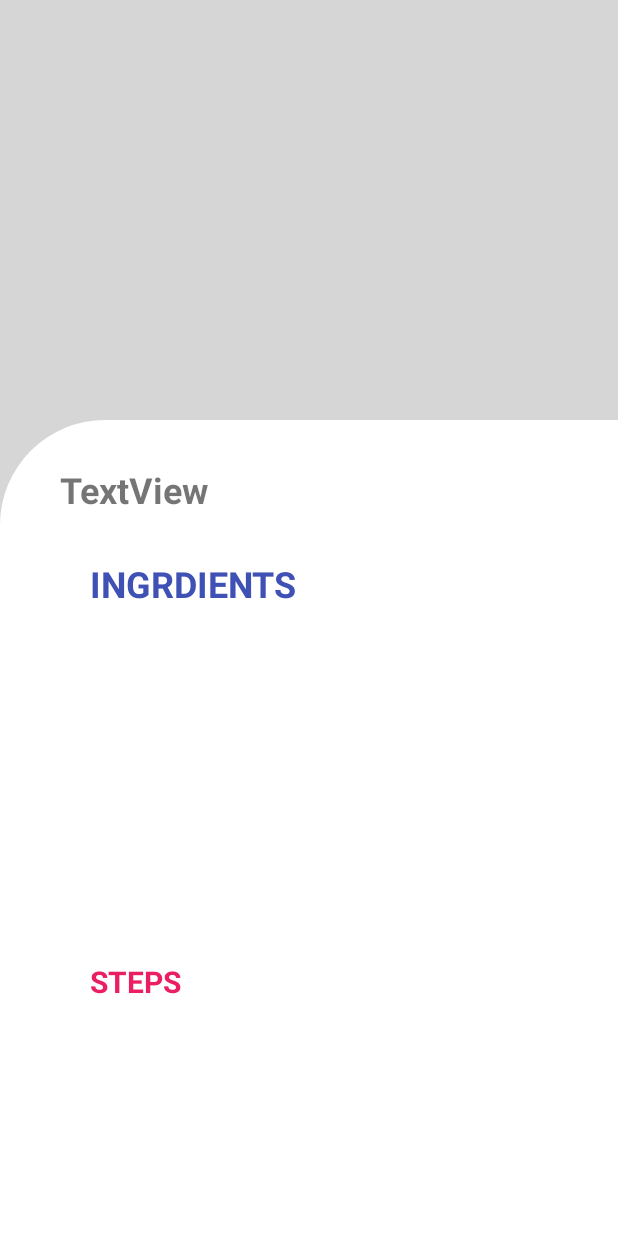
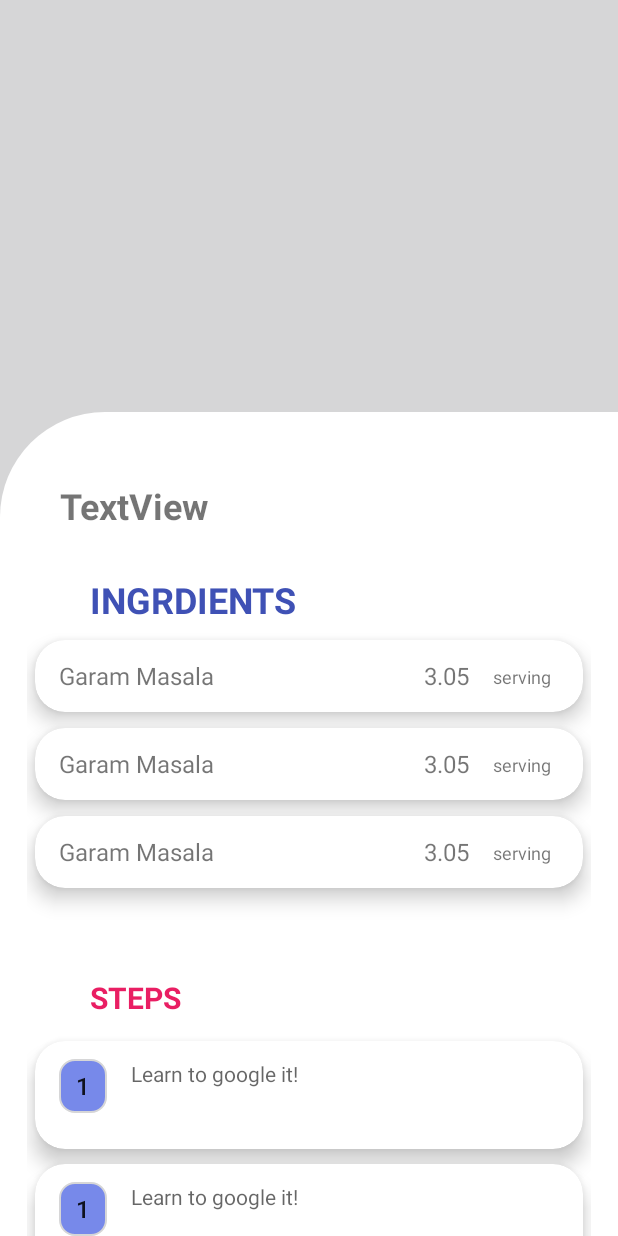
Before and after one commit to piush-terminalwitchcraft/-Rubix-22-3-Team-7, an Android app: the layout activity_detailed_recipe.xml on its own in the app's theme, with its tools: preview values and no code run, on a phone screen of 412 x 824 dp. Run offline under Robolectric (Android 15) with nearby library versions, the phone set to English and light mode, and no system bars; plain views replace RoundedImageView; network calls fail.

Commit message:
Improved UI #3

```diff
--- a/app/src/main/java/com/krishana/androidhackathontemplates/DetailedRecipe.java
+++ b/app/src/main/java/com/krishana/androidhackathontemplates/DetailedRecipe.java
@@ -64,8 +64,8 @@ public class DetailedRecipe extends AppCompatActivity {
         Picasso.get().load(D_image).into(d_recipe_img);
         d_recipe_name.setText(D_title);
 
-        ingredient_url = "https://api.spoonacular.com/recipes/"+D_id+"/ingredientWidget.json?apiKey=51bfc3b732924f47994f8cd48dd184a1";
-        recipe_url = "https://api.spoonacular.com/recipes/"+D_id+"/analyzedInstructions?apiKey=51bfc3b732924f47994f8cd48dd184a1";
+        ingredient_url = "https://api.spoonacular.com/recipes/"+D_id+"/ingredientWidget.json?apiKey=f52a16c386a8431b8158cee6f63ac4a6";
+        recipe_url = "https://api.spoonacular.com/recipes/"+D_id+"/analyzedInstructions?apiKey=f52a16c386a8431b8158cee6f63ac4a6";
 
 
         loadRecyclerView();
--- a/app/src/main/java/com/krishana/androidhackathontemplates/MainActivity.kt
+++ b/app/src/main/java/com/krishana/androidhackathontemplates/MainActivity.kt
@@ -53,6 +53,7 @@ class MainActivity : AppCompatActivity(){
         setContentView(R.layout.activity_main)
 
         val bottomNavigationView : BottomNavigationView = findViewById(R.id.bottom_navigation_view)
+        bottomNavigationView.selectedItemId = R.id.nav_home
         bottomNavigationView.setOnItemSelectedListener {
             val destinationActivity  = when(it.itemId){
                 R.id.nav_items -> RecyclerViewActivity::class.java
@@ -83,6 +84,7 @@ class MainActivity : AppCompatActivity(){
                 else -> MainActivity::class.java
             }
             startActivity(Intent(this,destinationActivity))
+            overridePendingTransition(0,0)
             true
         }
 
@@ -144,7 +146,7 @@ class MainActivity : AppCompatActivity(){
 
 
         val stringRequest = StringRequest(
-            Request.Method.GET, "https://api.spoonacular.com/recipes/findByIngredients?apiKey=51bfc3b732924f47994f8cd48dd184a1&ingredients="+ "carrot",
+            Request.Method.GET, "https://api.spoonacular.com/recipes/findByIngredients?apiKey=f52a16c386a8431b8158cee6f63ac4a6&ingredients="+ "carrot",
             { response ->
 
                 try {
--- a/app/src/main/java/com/krishana/androidhackathontemplates/RecyclerViewActivity.java
+++ b/app/src/main/java/com/krishana/androidhackathontemplates/RecyclerViewActivity.java
@@ -37,6 +37,8 @@ public class RecyclerViewActivity extends AppCompatActivity {
 
 
         BottomNavigationView bottomNavigationView = (BottomNavigationView)findViewById(R.id.bottom_navigation_view);
+        bottomNavigationView.setSelectedItemId(R.id.nav_items);
+        bottomNavigationView.setSelectedItemId(R.id.nav_items);
         bottomNavigationView.setOnItemSelectedListener((NavigationBarView.OnItemSelectedListener)(new NavigationBarView.OnItemSelectedListener() {
             public final boolean onNavigationItemSelected(@NotNull MenuItem it) {
                 Intrinsics.checkNotNullParameter(it, "it");
@@ -52,6 +54,7 @@ public class RecyclerViewActivity extends AppCompatActivity {
                 Class destinationActivity = var10000;
                 if(it.getItemId()!=R.id.nav_items){
                     RecyclerViewActivity.this.startActivity(new Intent((Context)RecyclerViewActivity.this, destinationActivity));
+                    RecyclerViewActivity.this.overridePendingTransition(0,0);
 
                 }
                 return true;
--- /dev/null
+++ b/app/src/main/res/drawable/rounded_rectangle.xml
@@ -0,0 +1,16 @@
+<?xml version="1.0" encoding="utf-8"?>
+<shape xmlns:android="http://schemas.android.com/apk/res/android" >
+    <stroke
+        android:width="1dp"
+        android:color="@color/background" />
+
+    <solid android:color="#7789EA" />
+
+    <padding
+        android:left="1dp"
+        android:right="1dp"
+        android:bottom="1dp"
+        android:top="1dp" />
+
+    <corners android:radius="10dp" />
+</shape>
--- a/app/src/main/res/layout/activity_detailed_recipe.xml
+++ b/app/src/main/res/layout/activity_detailed_recipe.xml
@@ -10,13 +10,14 @@
     <com.google.android.material.appbar.AppBarLayout
         android:id="@+id/appbar"
         android:layout_width="match_parent"
-        android:layout_height="280dp"
+        android:layout_height="330dp"
         android:fitsSystemWindows="true">
+
         <com.google.android.material.appbar.CollapsingToolbarLayout
             android:id="@+id/collapsingToolBar"
+            android:layout_width="match_parent"
+            android:layout_height="341dp"
             android:background="@drawable/ctr_bg"
-            android:layout_width="match_parent"
-            android:layout_height="match_parent"
             android:fitsSystemWindows="true"
             app:contentScrim="@color/purple_700"
             app:layout_scrollFlags="scroll|snap|exitUntilCollapsed"
@@ -25,20 +26,18 @@
             <com.makeramen.roundedimageview.RoundedImageView
 
                 android:id="@+id/d_recipe_img"
+                android:layout_width="410dp"
+                android:layout_height="341dp"
+                android:layout_gravity="center"
                 app:civ_border_color="@color/purple_200"
-                app:riv_corner_radius="15dip"
-                android:layout_width="match_parent"
-                android:layout_height="match_parent"
-                android:layout_gravity="center"
-                android:layout_margin="25dp"
-                app:layout_collapseMode="parallax" />
+                app:layout_collapseMode="parallax"
+                app:riv_corner_radius="15dip" />
 
             <androidx.appcompat.widget.Toolbar
                 android:id="@+id/toolbar"
                 android:layout_width="match_parent"
-                android:layout_height="?attr/actionBarSize"
-                app:layout_collapseMode="pin"/>
-
+                android:layout_height="0dp"
+                app:layout_collapseMode="pin" />
 
 
         </com.google.android.material.appbar.CollapsingToolbarLayout>
@@ -48,6 +47,7 @@
     <androidx.core.widget.NestedScrollView
         android:background="@drawable/layout_bg"
         android:padding="10dp"
+        android:layout_marginTop="-55dp"
         android:layout_width="match_parent"
         android:layout_height="match_parent"
         app:layout_behavior="com.google.android.material.appbar.AppBarLayout$ScrollingViewBehavior">
@@ -65,6 +65,7 @@
                 android:layout_marginEnd="8dp"
                 android:background="#ffffff"
                 android:orientation="horizontal"
+                tools:listitem="@layout/ingredient_layout"
                 app:layout_constraintEnd_toEndOf="parent"
                 app:layout_constraintHorizontal_bias="1.0"
                 app:layout_constraintStart_toStartOf="parent"
@@ -79,6 +80,7 @@
                 android:layout_marginEnd="8dp"
                 android:background="#ffffff"
                 android:orientation="vertical"
+                tools:listitem="@layout/recipe_step_layout"
                 app:layout_constraintEnd_toEndOf="parent"
                 app:layout_constraintHorizontal_bias="0.0"
                 app:layout_constraintStart_toStartOf="parent"
@@ -114,11 +116,12 @@
                 android:id="@+id/d_recipe_name"
                 android:layout_width="200dp"
                 android:layout_height="wrap_content"
+                android:layout_marginStart="30dp"
+                android:layout_marginTop="20dp"
+                android:paddingTop="16dp"
+                android:text="TextView"
                 android:textSize="24sp"
                 android:textStyle="bold"
-                android:layout_marginStart="30dp"
-                android:layout_marginTop="20dp"
-                android:text="TextView"
                 app:layout_constraintStart_toStartOf="parent"
                 app:layout_constraintTop_toTopOf="parent" />
 
--- a/app/src/main/res/layout/ingredient_layout.xml
+++ b/app/src/main/res/layout/ingredient_layout.xml
@@ -5,6 +5,7 @@
     android:id="@+id/cv2"
     android:layout_width="match_parent"
     android:layout_height="wrap_content"
+    android:minHeight="48dp"
     android:layout_marginLeft="5dp"
     android:layout_marginTop="5dp"
     android:layout_marginRight="5dp"
@@ -12,47 +13,52 @@
     app:cardCornerRadius="20dp"
     app:cardElevation="8dp">
 
-    <LinearLayout
+    <androidx.constraintlayout.widget.ConstraintLayout
         android:layout_width="match_parent"
         android:layout_height="match_parent"
+        android:minHeight="48dp"
         android:orientation="horizontal">
 
         <TextView
             android:id="@+id/ingredient_name"
-            style="@style/MaterialAlertDialog.MaterialComponents.Title.Icon"
-            android:layout_width="200dp"
-            android:layout_height="wrap_content"
-            android:layout_marginLeft="10dp"
-            android:layout_marginTop="5dp"
-            android:layout_marginRight="30dp"
-            android:layout_marginBottom="5dp"
-            android:layout_weight="1"
-            android:paddingLeft="5dp"
-            android:text="TextView"
-            android:textSize="20sp" />
+            android:text="Garam Masala"
+            android:layout_width="wrap_content"
+            android:layout_height="36dp"
+            android:textSize="16sp"
+            android:gravity="start|center_vertical"
+
+            android:layout_marginStart="16dp"
+            app:layout_constraintTop_toTopOf="parent"
+            app:layout_constraintBottom_toBottomOf="parent"
+            app:layout_constraintStart_toStartOf="parent"
+
+             />
 
         <TextView
             android:id="@+id/value"
+            android:text="3.05"
             android:layout_width="wrap_content"
-            android:layout_height="wrap_content"
-            android:layout_marginTop="5dp"
-            android:layout_marginBottom="5dp"
-            android:layout_weight="1"
-            android:gravity="left"
-            android:text="TextView"
-            android:textColor="@android:color/holo_red_dark"
-            android:textSize="20sp" />
+            android:layout_height="36dp"
+            android:textSize="16sp"
+            android:gravity="start|center_vertical"
+            android:layout_marginTop="6dp"
+            app:layout_constraintTop_toTopOf="parent"
+            app:layout_constraintEnd_toStartOf="@id/unit"
+            android:layout_marginEnd="16dp"
+
+             />
 
         <TextView
             android:id="@+id/unit"
-            android:layout_width="wrap_content"
-            android:layout_height="wrap_content"
-            android:layout_marginTop="5dp"
-            android:layout_marginBottom="5dp"
-            android:layout_weight="1"
-            android:gravity="left"
-            android:text="TextView"
-            android:textColor="@android:color/holo_red_dark"
-            android:textSize="20sp" />
-    </LinearLayout>
+            android:layout_width="48dp"
+            android:layout_height="18dp"
+            android:layout_marginTop="16dp"
+            android:layout_marginEnd="12dp"
+            android:text="serving"
+            android:textSize="12sp"
+            app:layout_constraintEnd_toEndOf="parent"
+            app:layout_constraintTop_toTopOf="parent"
+
+            />
+    </androidx.constraintlayout.widget.ConstraintLayout>
 </androidx.cardview.widget.CardView>
--- a/app/src/main/res/layout/recipe_step_layout.xml
+++ b/app/src/main/res/layout/recipe_step_layout.xml
@@ -4,47 +4,52 @@
     android:id="@+id/cv3"
     android:layout_width="match_parent"
     android:layout_height="wrap_content"
+    android:minHeight="72dp"
     android:layout_marginLeft="5dp"
     android:layout_marginTop="10dp"
     android:layout_marginRight="5dp"
     app:cardCornerRadius="20dp"
     app:cardElevation="8dp">
 
-    <LinearLayout
+    <androidx.constraintlayout.widget.ConstraintLayout
         android:layout_width="match_parent"
         android:layout_height="match_parent"
         android:orientation="horizontal">
 
-        <TextView
-            android:id="@+id/textView3"
-            android:layout_width="wrap_content"
-            android:layout_height="wrap_content"
-            android:layout_marginLeft="5dp"
-            android:layout_marginTop="5dp"
-            android:layout_marginBottom="5dp"
-            android:layout_weight="1"
-            android:gravity="left"
-            android:text="Step" />
 
         <TextView
             android:id="@+id/step_number"
-            android:layout_width="5dp"
-            android:layout_height="wrap_content"
-            android:layout_marginTop="5dp"
-            android:layout_marginBottom="5dp"
-            android:layout_weight="1"
-            android:gravity="left"
-            android:text="TextView" />
+            android:layout_width="wrap_content"
+            android:layout_height="36dp"
+            android:layout_marginStart="16dp"
+            android:layout_marginTop="12dp"
+            android:background="@drawable/rounded_rectangle"
+
+            android:gravity="center"
+            android:minWidth="32dp"
+            android:text="1"
+            android:textAlignment="center"
+            android:textSize="16sp"
+            android:textAppearance="@style/TextAppearance.AppCompat.Body2"
+            app:layout_constraintStart_toStartOf="parent"
+            app:layout_constraintTop_toTopOf="parent" />
 
         <TextView
             android:id="@+id/step_details"
-            android:layout_width="100dp"
+            android:layout_width="256dp"
             android:layout_height="wrap_content"
-            android:layout_marginLeft="5dp"
-            android:layout_marginTop="5dp"
-            android:layout_marginRight="5dp"
-            android:layout_marginBottom="5dp"
-            android:layout_weight="1"
-            android:text="TextView" />
-    </LinearLayout>
+            android:layout_marginStart="16dp"
+            android:layout_marginTop="12dp"
+            android:layout_marginBottom="12dp"
+            android:layout_marginEnd="12dp"
+            android:paddingBottom="12dp"
+            android:paddingEnd="16dp"
+            android:text="Learn to google it!"
+            android:textAppearance="@style/TextAppearance.AppCompat.Display1"
+            android:textSize="14sp"
+
+
+            app:layout_constraintStart_toEndOf="@id/step_number"
+            app:layout_constraintTop_toTopOf="parent" />
+    </androidx.constraintlayout.widget.ConstraintLayout>
 </androidx.cardview.widget.CardView>
```
Also changed, not shown: app/src/main/res/layout/activity_recycler_view.xml (+36 -9 lines).
